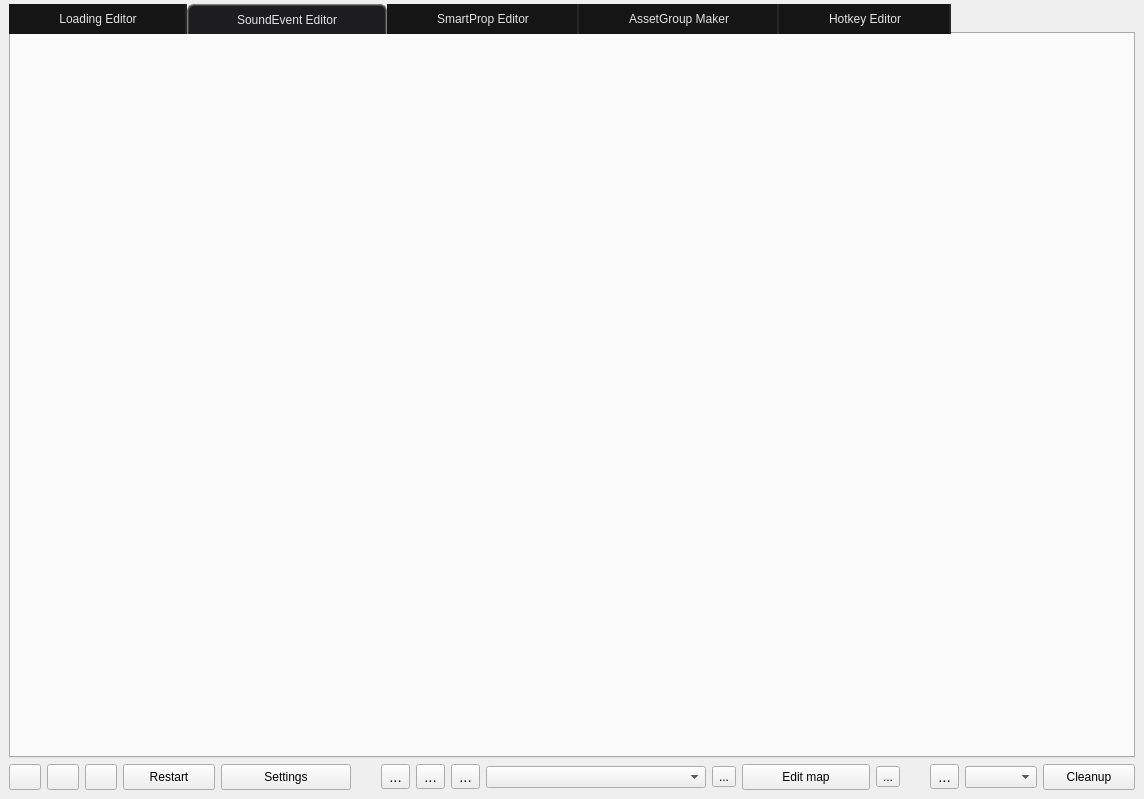
Above: src/main.ui from dertwist/Hammer5Tools before the change. Below: the same form after it.
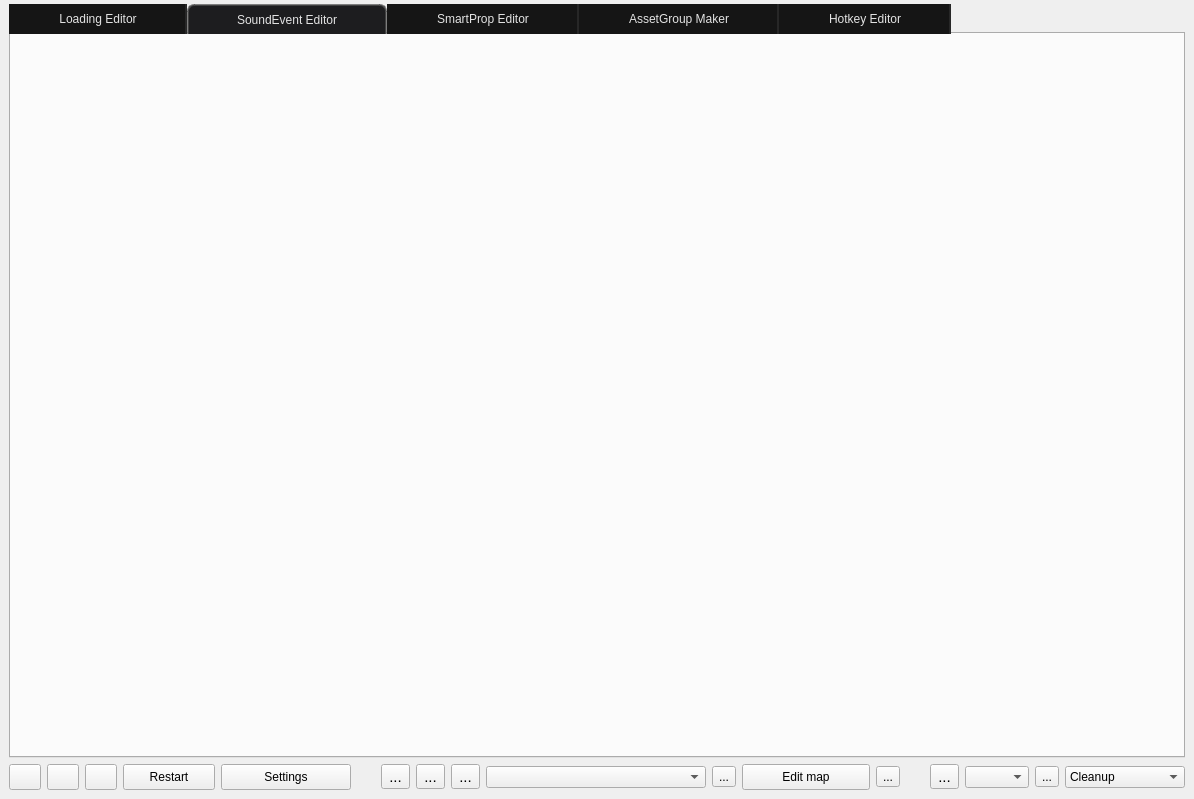
That is the form after the change. Icons and pictures are not drawn.

Diff of the .ui file:
```diff
--- a/src/main.ui
+++ b/src/main.ui
@@ -588,33 +588,40 @@
        </widget>
       </item>
       <item>
-       <widget class="QPushButton" name="cleanup_button">
-        <property name="minimumSize">
-         <size>
-          <width>92</width>
-          <height>0</height>
-         </size>
-        </property>
+       <widget class="QToolButton" name="open_dialog_button">
         <property name="toolTip">
-         <string>&lt;html&gt;&lt;head/&gt;&lt;body&gt;&lt;p&gt;&lt;span style=&quot; font-size:12pt; font-weight:700;&quot;&gt;Cleanup&lt;/span&gt;&lt;/p&gt;&lt;p&gt;...&lt;/p&gt;&lt;/body&gt;&lt;/html&gt;</string>
-        </property>
-        <property name="styleSheet">
-         <string notr="true">padding: 5px;
-font: 580 10pt &quot;Segoe UI&quot;;</string>
+         <string>Open selected tool</string>
         </property>
         <property name="text">
-         <string>Cleanup</string>
+         <string>...</string>
         </property>
         <property name="icon">
          <iconset resource="resources.qrc">
           <normaloff>:/valve_common/icons/tools/common/find.png</normaloff>:/valve_common/icons/tools/common/find.png</iconset>
         </property>
-        <property name="iconSize">
+       </widget>
+      </item>
+      <item>
+       <widget class="QComboBox" name="dialog_selection_combobox">
+        <property name="minimumSize">
          <size>
-          <width>20</width>
-          <height>20</height>
+          <width>120</width>
+          <height>0</height>
          </size>
         </property>
+        <property name="styleSheet">
+         <string notr="true">font: 580 10pt "Segoe UI";</string>
+        </property>
+        <item>
+         <property name="text">
+          <string>Cleanup</string>
+         </property>
+        </item>
+        <item>
+         <property name="text">
+          <string>Material Importer</string>
+         </property>
+        </item>
        </widget>
       </item>
      </layout>
```
Left out of the diff: 2 changed lines with no effect on the pictures.
